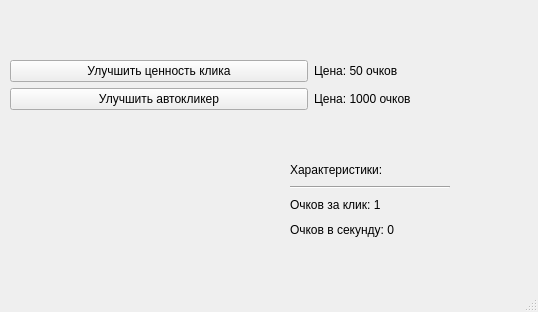
Before: the Qt Designer form upgradewindow.ui in TETROGAME/FAMClickerS, drawn with Qt 5.
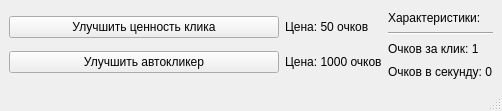
After: the same form once the commit is applied.

Commit message: Cleaned up UpgradeWindow interface

Patch:
```diff
--- a/upgradewindow.ui
+++ b/upgradewindow.ui
@@ -6,67 +6,17 @@
    <rect>
     <x>0</x>
     <y>0</y>
-    <width>538</width>
-    <height>312</height>
+    <width>502</width>
+    <height>111</height>
    </rect>
   </property>
   <property name="windowTitle">
    <string>MainWindow</string>
   </property>
   <widget class="QWidget" name="centralwidget">
-   <widget class="QWidget" name="verticalLayoutWidget">
-    <property name="geometry">
-     <rect>
-      <x>290</x>
-      <y>160</y>
-      <width>160</width>
-      <height>80</height>
-     </rect>
-    </property>
-    <layout class="QVBoxLayout" name="verticalLayout">
-     <property name="sizeConstraint">
-      <enum>QLayout::SizeConstraint::SetNoConstraint</enum>
-     </property>
+   <layout class="QHBoxLayout" name="horizontalLayout">
      <item>
-      <widget class="QLabel" name="label">
-       <property name="text">
-        <string>Характеристики:</string>
-       </property>
-      </widget>
-     </item>
-     <item>
-      <widget class="Line" name="line">
-       <property name="orientation">
-        <enum>Qt::Orientation::Horizontal</enum>
-       </property>
-      </widget>
-     </item>
-     <item>
-      <widget class="QLabel" name="currentClickValuerLevelLabel">
-       <property name="text">
-        <string>Очков за клик: 1</string>
-       </property>
-      </widget>
-     </item>
-     <item>
-      <widget class="QLabel" name="currentAutoClickerLevelLabel">
-       <property name="text">
-        <string>Очков в секунду: 0</string>
-       </property>
-      </widget>
-     </item>
-    </layout>
-   </widget>
-   <widget class="QWidget" name="gridLayoutWidget">
-    <property name="geometry">
-     <rect>
-      <x>10</x>
-      <y>60</y>
-      <width>401</width>
-      <height>51</height>
-     </rect>
-    </property>
-    <layout class="QGridLayout" name="gridLayout">
+     <layout class="QGridLayout" name="upgradesGridLayout">
      <item row="1" column="1">
       <widget class="QLabel" name="upgradeAutoClickerPriceLabel">
        <property name="text">
@@ -108,7 +58,43 @@
       </widget>
      </item>
     </layout>
-   </widget>
+    </item>
+    <item>
+     <layout class="QVBoxLayout" name="statsVerticalLayout">
+      <property name="sizeConstraint">
+       <enum>QLayout::SizeConstraint::SetNoConstraint</enum>
+      </property>
+      <item>
+       <widget class="QLabel" name="statsLabel">
+        <property name="text">
+         <string>Характеристики:</string>
+        </property>
+       </widget>
+      </item>
+      <item>
+       <widget class="Line" name="line">
+        <property name="orientation">
+         <enum>Qt::Orientation::Horizontal</enum>
+        </property>
+       </widget>
+      </item>
+      <item>
+       <widget class="QLabel" name="currentClickValuerLevelLabel">
+        <property name="text">
+         <string>Очков за клик: 1</string>
+        </property>
+       </widget>
+      </item>
+      <item>
+       <widget class="QLabel" name="currentAutoClickerLevelLabel">
+        <property name="text">
+         <string>Очков в секунду: 0</string>
+        </property>
+       </widget>
+      </item>
+     </layout>
+    </item>
+   </layout>
   </widget>
   <widget class="QMenuBar" name="menubar">
    <property name="geometry">
```
Left out of the diff: 2 changed lines with no effect on the pictures. Lines whose indentation alone changed are shown as unchanged.
